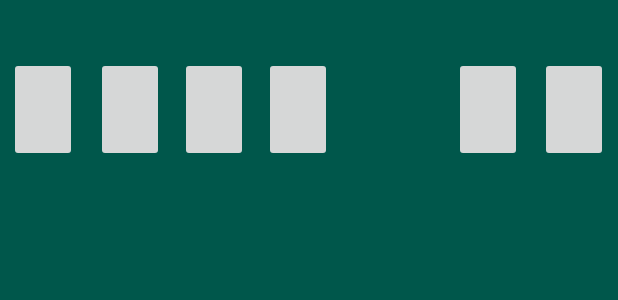
After one commit to MinaToma/GameBox, an Android app: the layout activity_klondike.xml on its own in the app's theme, with its tools: preview values and no code run, on a phone screen of 412 x 824 dp. The commit adds this screen. Shown: the top 300 px of the screen. Run offline under Robolectric (Android 15) with nearby library versions, the light colour scheme and no system bars.

Commit message:
Testing a new layout for resizing problem_Files Added

```diff
--- /dev/null
+++ b/app/src/main/java/com/example/mina/gamebox/Klondike.java
@@ -0,0 +1,18 @@
+package com.example.mina.gamebox;
+
+import android.media.Image;
+import android.support.v7.app.AppCompatActivity;
+import android.os.Bundle;
+import android.widget.ImageButton;
+
+public class Klondike extends AppCompatActivity {
+
+    @Override
+    protected void onCreate(Bundle savedInstanceState) {
+        super.onCreate(savedInstanceState);
+        setContentView(R.layout.activity_klondike);
+
+
+
+    }
+}
--- a/app/src/main/java/com/example/mina/gamebox/SolitaireGameActivity.java
+++ b/app/src/main/java/com/example/mina/gamebox/SolitaireGameActivity.java
@@ -123,7 +123,7 @@ public class SolitaireGameActivity extends AppCompatActivity {
         //card.setOnDragListener();
         card.setPosition(drawnCardPosition);
         Log.i("min", "inside " + Float.toString(card.getX()) + " " + Float.toString(card.getY()));
-        card.setImageResource(card.getPictureId());
+        card.setImageResource(card.getPictureID());
 
         return card;
     }
@@ -139,7 +139,7 @@ public class SolitaireGameActivity extends AppCompatActivity {
         drawCardPosition = new Pair<Float, Float>(drawRelativeLayout.getX() + cardWidth + margin, drawRelativeLayout.getY());
         Card emptyCard = new Card(getApplicationContext(), R.drawable.empty, baseImageButton.getLayoutParams());
         emptyCard = cardForDraw(emptyCard);
-        emptyCard.setImageResource(emptyCard.getPictureId());
+        emptyCard.setImageResource(emptyCard.getPictureID());
         drawRelativeLayout.addView(emptyCard);
         drawCardStack.add(emptyCard);
 
--- /dev/null
+++ b/app/src/main/res/layout/activity_klondike.xml
@@ -0,0 +1,82 @@
+<?xml version="1.0" encoding="utf-8"?>
+<android.support.constraint.ConstraintLayout xmlns:android="http://schemas.android.com/apk/res/android"
+    xmlns:app="http://schemas.android.com/apk/res-auto"
+    xmlns:tools="http://schemas.android.com/tools"
+    android:layout_width="match_parent"
+    android:background="@color/colorPrimaryDark"
+    android:layout_height="match_parent"
+    tools:context=".Klondike">
+
+
+    <ImageButton
+        android:id="@+id/imageButton14"
+        android:layout_width="45dp"
+        android:layout_height="70dp"
+        app:layout_constraintBottom_toBottomOf="parent"
+        app:layout_constraintEnd_toEndOf="parent"
+        app:layout_constraintHorizontal_bias="0.825"
+        app:layout_constraintStart_toStartOf="parent"
+        app:layout_constraintTop_toTopOf="parent"
+        app:layout_constraintVertical_bias="0.05"
+        />
+
+    <ImageButton
+        android:id="@+id/imageButton13"
+        android:layout_width="45dp"
+        android:layout_height="70dp"
+        app:layout_constraintBottom_toBottomOf="parent"
+        app:layout_constraintEnd_toEndOf="parent"
+        app:layout_constraintHorizontal_bias="0.982"
+        app:layout_constraintStart_toStartOf="parent"
+        app:layout_constraintTop_toTopOf="parent"
+        app:layout_constraintVertical_bias="0.05"
+         />
+
+    <ImageButton
+        android:id="@+id/imageButton12"
+        android:layout_width="45dp"
+        android:layout_height="70dp"
+        app:layout_constraintBottom_toBottomOf="parent"
+        app:layout_constraintEnd_toEndOf="parent"
+        app:layout_constraintHorizontal_bias="0.174"
+        app:layout_constraintStart_toStartOf="parent"
+        app:layout_constraintTop_toTopOf="parent"
+        app:layout_constraintVertical_bias="0.05"
+    />
+
+    <ImageButton
+        android:id="@+id/imageButton11"
+        android:layout_width="45dp"
+        android:layout_height="70dp"
+        app:layout_constraintBottom_toBottomOf="parent"
+        app:layout_constraintEnd_toEndOf="parent"
+        app:layout_constraintHorizontal_bias="0.017"
+        app:layout_constraintStart_toStartOf="parent"
+        app:layout_constraintTop_toTopOf="parent"
+        app:layout_constraintVertical_bias="0.05"
+         />
+
+    <ImageButton
+        android:id="@+id/imageButton10"
+        android:layout_width="45dp"
+        android:layout_height="70dp"
+        app:layout_constraintBottom_toBottomOf="parent"
+        app:layout_constraintEnd_toEndOf="parent"
+        app:layout_constraintHorizontal_bias="0.327"
+        app:layout_constraintStart_toStartOf="parent"
+        app:layout_constraintTop_toTopOf="parent"
+        app:layout_constraintVertical_bias="0.05"/>
+
+    <ImageButton
+        android:id="@+id/imageButton9"
+        android:layout_width="45dp"
+        android:layout_height="70dp"
+        app:layout_constraintBottom_toBottomOf="parent"
+        app:layout_constraintEnd_toEndOf="parent"
+        app:layout_constraintHorizontal_bias="0.48"
+        app:layout_constraintStart_toStartOf="parent"
+        app:layout_constraintTop_toTopOf="parent"
+        app:layout_constraintVertical_bias="0.05"
+         />
+
+</android.support.constraint.ConstraintLayout>
```
